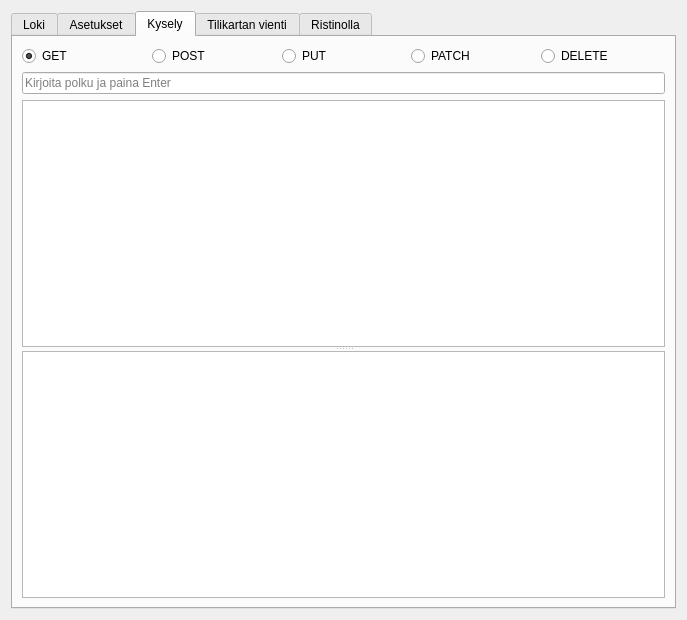
The window that kitsas/tools/devtool.ui (artoh/kitupiikki) describes before a commit, drawn with Qt 5.
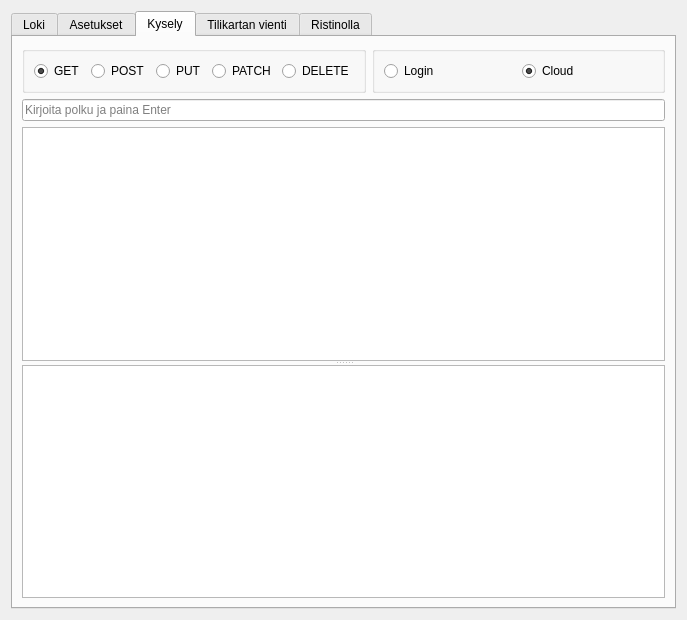
The same window after the commit. The open tabs and pages were chosen to show the change. Icons and pictures are not drawn.

```diff
--- a/kitsas/tools/devtool.ui
+++ b/kitsas/tools/devtool.ui
@@ -183,6 +183,12 @@
       </attribute>
       <layout class="QVBoxLayout" name="verticalLayout_4">
        <item>
+        <layout class="QHBoxLayout" name="horizontalLayout_8">
+         <item>
+          <widget class="QGroupBox" name="groupBox">
+           <property name="title">
+            <string/>
+           </property>
         <layout class="QHBoxLayout" name="horizontalLayout_4">
          <item>
           <widget class="QRadioButton" name="getRadio">
@@ -220,6 +226,35 @@
            <property name="text">
             <string>DELETE</string>
            </property>
+             </widget>
+            </item>
+           </layout>
+          </widget>
+         </item>
+         <item>
+          <widget class="QGroupBox" name="groupBox_2">
+           <property name="title">
+            <string/>
+           </property>
+           <layout class="QHBoxLayout" name="horizontalLayout_7">
+            <item>
+             <widget class="QRadioButton" name="loginRadio">
+              <property name="text">
+               <string>Login</string>
+              </property>
+             </widget>
+            </item>
+            <item>
+             <widget class="QRadioButton" name="cloudRadio">
+              <property name="text">
+               <string>Cloud</string>
+              </property>
+              <property name="checked">
+               <bool>true</bool>
+              </property>
+             </widget>
+            </item>
+           </layout>
           </widget>
          </item>
         </layout>
```
Left out of the diff: 2 changed lines with no effect on the pictures. Lines whose indentation alone changed are shown as unchanged.
